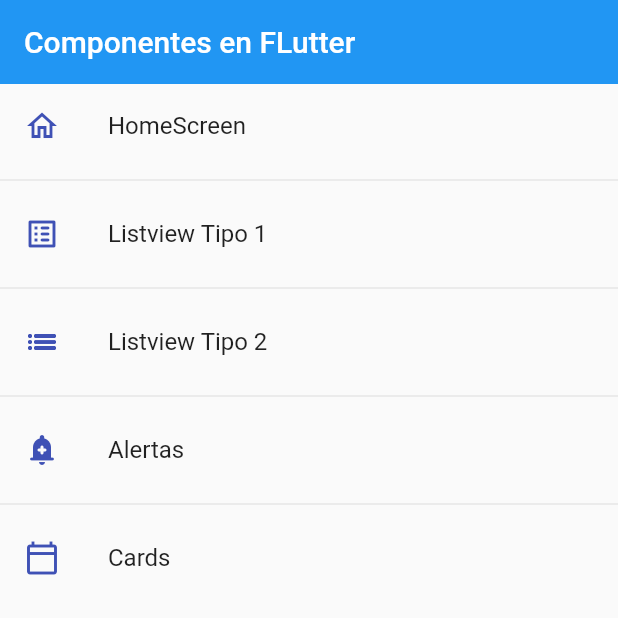
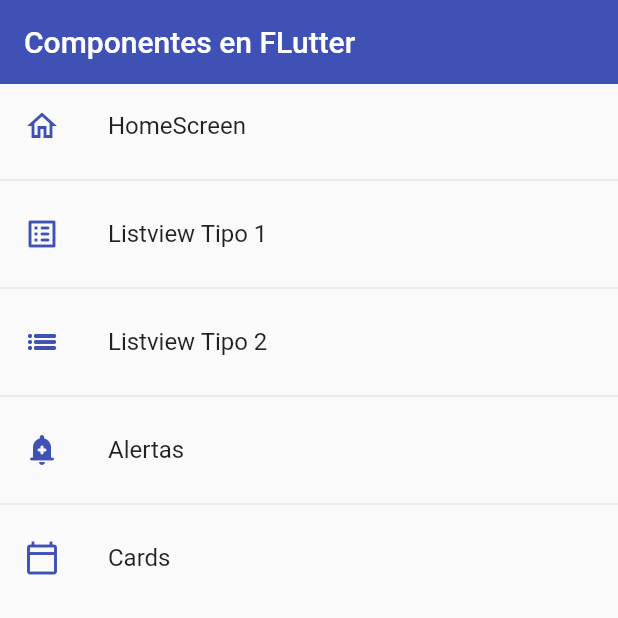
Before and after one commit to Thebobs2598/componentes_app, a Flutter app: the screen it shows after launch, on a phone screen of 412 x 824 dp, the top half of it. Run offline on Flutter 3.47's test engine with Material 2 defaults, Android fonts, the phone set to English and light mode, and no system bars.

```diff
--- a/lib/main.dart
+++ b/lib/main.dart
@@ -1,7 +1,5 @@
 import 'package:componentes_app/router/app_routes.dart';
 import 'package:flutter/material.dart';
-
-
 
 void main() => runApp(const MyApp());
 
@@ -16,6 +14,16 @@ class MyApp extends StatelessWidget {
       initialRoute: AppRoutes.initialRoute,
       routes: AppRoutes.getAppRoutes(),
       onGenerateRoute: AppRoutes.onGenerateRoute,
+      theme: ThemeData.light().copyWith(
+        //Color primario
+        primaryColor: Colors.indigo,
+
+        //AppBar Theme
+        appBarTheme: const AppBarTheme(
+          color: Colors.indigo,
+          elevation: 0,
+        ),
+      ),
     );
   }
 }
--- a/lib/screens/home_screen.dart
+++ b/lib/screens/home_screen.dart
@@ -10,7 +10,7 @@ class HomeScreen extends StatelessWidget {
     return Scaffold(
         appBar: AppBar(
           title: const Text('Componentes en FLutter'),
-          elevation: 0,
+
         ),
         body: ListView.separated(
           itemBuilder: (context, index) {
--- a/lib/screens/listview2_screen.dart
+++ b/lib/screens/listview2_screen.dart
@@ -9,8 +9,7 @@ class ListView2Screen extends StatelessWidget {
     return Scaffold(
       appBar: AppBar(
         title: const Text('ListView Tipo 2'),
-        elevation: 0,
-        backgroundColor: Colors.indigo,
+
       ),
       body: ListView.separated(
         itemCount: options.length,
```
